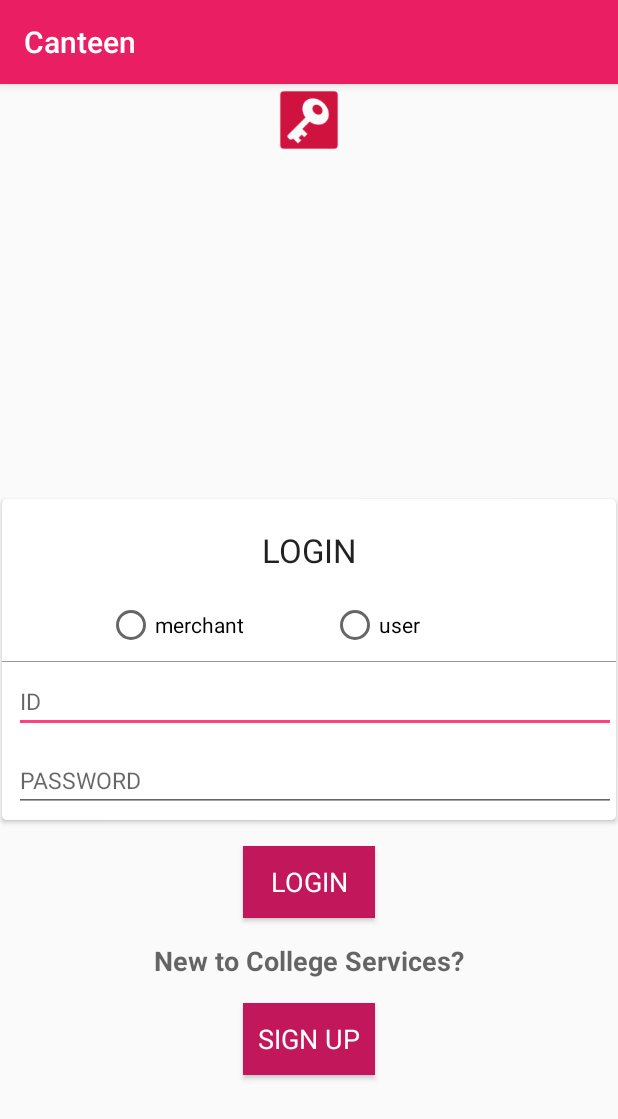
After one commit to jainkuniya/college-services, an Android app: the login_activity screen opened directly, with no data from a screen before it, on a phone screen of 412 x 824 dp. The commit adds this screen. Shown: the top 1119 px of the screen. Run offline under Robolectric (Android 15) with nearby library versions, the phone set to English and light mode, and no system bars.

Commit message:
Added login/signup

```diff
--- /dev/null
+++ b/app/src/main/java/com/example/himanshu/canteen/login_activity.java
@@ -0,0 +1,51 @@
+package com.example.himanshu.canteen;
+
+/**
+ * Created by khushboo on 14/1/17.
+ */
+
+import android.content.Intent;
+import android.os.Bundle;
+import android.support.v7.app.AppCompatActivity;
+import android.view.View;
+import android.widget.RadioButton;
+
+
+
+
+public class login_activity extends AppCompatActivity {
+
+    @Override
+    protected void onCreate(Bundle savedInstanceState) {
+        super.onCreate(savedInstanceState);
+        setContentView(R.layout.activity_login_activity);
+
+    }
+    public void signup(View view){
+        Intent intent = new Intent(this, signUp.class);
+
+        startActivity(intent);
+    }
+    public void mainPage(View view){
+
+        Intent mainPage=new Intent(this,MainActivity.class);
+        startActivity(mainPage);
+    }
+
+    public void  onRadioButtonClicked(View view){
+        boolean checked = ((RadioButton) view).isChecked();
+
+        // Check which radio button was clicked
+        switch(view.getId()) {
+            case R.id.merchants:
+                if (checked)
+                    // Pirates are the best
+                    break;
+            case R.id.users:
+                if (checked)
+                    // Ninjas rule
+                    break;
+        }
+
+    }
+}
--- /dev/null
+++ b/app/src/main/res/layout/activity_login_activity.xml
@@ -0,0 +1,154 @@
+<?xml version="1.0" encoding="utf-8"?>
+<RelativeLayout xmlns:android="http://schemas.android.com/apk/res/android"
+    android:layout_width="match_parent"
+    android:layout_height="match_parent"
+
+    >
+
+
+    <ImageView
+        android:id="@+id/key"
+        android:layout_width="48dp"
+        android:layout_height="48dp"
+        android:layout_above="@+id/radio"
+        android:layout_alignParentTop="true"
+        android:layout_centerHorizontal="true"
+        android:src="@drawable/logo" />
+
+    <android.support.v7.widget.CardView xmlns:card_view="http://schemas.android.com/apk/res-auto"
+        android:id="@+id/login"
+        android:layout_width="match_parent"
+        android:layout_height="wrap_content"
+        android:layout_centerInParent="true"
+        android:layout_gravity="center"
+        android:layout_margin="1dp"
+        android:elevation="6dp"
+        card_view:cardCornerRadius="3dp">
+
+
+        <LinearLayout
+            android:layout_width="match_parent"
+            android:layout_height="match_parent"
+            android:orientation="vertical">
+
+
+            <TextView
+                android:id="@+id/LOGIN"
+                android:layout_width="match_parent"
+                android:layout_height="wrap_content"
+                android:layout_alignParentTop="true"
+                android:layout_centerHorizontal="true"
+                android:layout_margin="16dp"
+                android:background="?attr/selectableItemBackgroundBorderless"
+                android:backgroundTintMode="add"
+                android:gravity="center"
+                android:padding="3dp"
+                android:text="LOGIN"
+                android:textAppearance="@style/Base.TextAppearance.AppCompat.Large"
+
+                />
+
+            <RadioGroup xmlns:android="http://schemas.android.com/apk/res/android"
+                android:id="@+id/radio"
+                android:layout_width="fill_parent"
+                android:layout_height="wrap_content"
+                android:layout_above="@+id/login"
+                android:orientation="horizontal">
+
+                <RadioButton
+                    android:id="@+id/merchants"
+                    android:layout_width="wrap_content"
+                    android:layout_height="wrap_content"
+                    android:layout_marginLeft="70dp"
+                    android:layout_marginRight="58dp"
+                    android:onClick="onRadioButtonClicked"
+                    android:text="merchant" />
+
+                <RadioButton
+                    android:id="@+id/users"
+                    android:layout_width="wrap_content"
+                    android:layout_height="wrap_content"
+                    android:onClick="onRadioButtonClicked"
+                    android:text="user" />
+            </RadioGroup>
+
+            <TextView
+                android:layout_width="match_parent"
+                android:layout_height="0.5dp"
+                android:background="#999696"
+                android:layout_marginTop="8dp"/>
+
+
+            <EditText
+                android:id="@+id/rollno"
+                android:layout_width="match_parent"
+                android:layout_height="wrap_content"
+                android:layout_below="@+id/LOGIN"
+                android:layout_marginBottom="5dp"
+                android:layout_marginLeft="8dp"
+                android:layout_marginTop="5dp"
+                android:hint="ID"
+                android:inputType="textPersonName"
+                android:textColor="#000000"
+                android:textSize="15dp" />
+
+            <EditText
+                android:id="@+id/password"
+                android:layout_width="match_parent"
+                android:layout_height="wrap_content"
+                android:layout_below="@+id/rollno"
+                android:layout_marginBottom="5dp"
+                android:layout_marginLeft="8dp"
+                android:layout_marginTop="5dp"
+                android:hint="PASSWORD"
+                android:inputType="textPassword"
+                android:textColor="#000000"
+                android:textSize="15dp" />
+        </LinearLayout>
+    </android.support.v7.widget.CardView>
+
+    >
+
+    <Button
+        android:id="@+id/button"
+        android:layout_width="wrap_content"
+        android:layout_height="wrap_content"
+        android:layout_below="@id/login"
+        android:layout_centerHorizontal="true"
+        android:layout_margin="16dp"
+        android:background="@color/colorPrimaryDark"
+        android:text="LOGIN"
+        android:onClick="mainPage"
+        android:textAppearance="@style/Base.TextAppearance.AppCompat.Medium"
+        android:textColor="#FFFFFF"
+
+        />
+
+    <TextView
+        android:id="@+id/newtext"
+        android:layout_width="wrap_content"
+        android:layout_height="wrap_content"
+        android:layout_below="@id/button"
+        android:layout_centerHorizontal="true"
+        android:text="New to College Services?"
+        android:textAppearance="@style/Base.TextAppearance.AppCompat.Medium"
+        android:textStyle="bold" />
+
+    <Button
+        android:id="@+id/buttonsignup"
+        android:layout_width="wrap_content"
+        android:layout_height="wrap_content"
+        android:layout_below="@id/newtext"
+        android:layout_centerHorizontal="true"
+        android:layout_margin="16dp"
+
+        android:background="@color/colorPrimaryDark"
+        android:onClick="signup"
+        android:text="SIGN UP"
+        android:textAppearance="@style/Base.TextAppearance.AppCompat.Medium"
+        android:textColor="#FFFFFF"
+
+        />
+
+
+</RelativeLayout>
--- a/app/src/main/res/layout/shops.xml
+++ b/app/src/main/res/layout/shops.xml
@@ -1,7 +1,7 @@
 <?xml version="1.0" encoding="utf-8"?>
 <LinearLayout xmlns:android="http://schemas.android.com/apk/res/android"
-    android:layout_width="match_parent"
-    android:layout_height="match_parent"
+    android:layout_width="wrap_content"
+    android:layout_height="wrap_content"
     android:padding="3dp">
     <android.support.v7.widget.CardView
         xmlns:card_view="http://schemas.android.com/apk/res-auto"
--- a/build.gradle
+++ b/build.gradle
@@ -5,7 +5,7 @@ buildscript {
         jcenter()
     }
     dependencies {
-        classpath 'com.android.tools.build:gradle:2.2.0'
+        classpath 'com.android.tools.build:gradle:2.2.3'
 
         // NOTE: Do not place your application dependencies here; they belong
         // in the individual module build.gradle files
```
Also changed, not shown: app/src/main/AndroidManifest.xml (+21 -12 lines), app/src/main/java/com/example/himanshu/canteen/merchantPage.java (added, +13 -0 lines), app/src/main/java/com/example/himanshu/canteen/signUp.java (added, +13 -0 lines), app/src/main/java/com/example/himanshu/canteen/startup.java (added, +27 -0 lines), app/src/main/res/drawable/button_states.xml (added, +31 -0 lines), app/src/main/res/layout/activity_merchant_page.xml (added, +13 -0 lines), app/src/main/res/layout/activity_sign_up.xml (added, +107 -0 lines), app/src/main/res/layout/activity_startup.xml (added, +37 -0 lines), app/src/main/res/drawable-xhdpi/logo.png (added), app/src/main/res/mipmap-xxhdpi/college.png (added), 3 other files.
